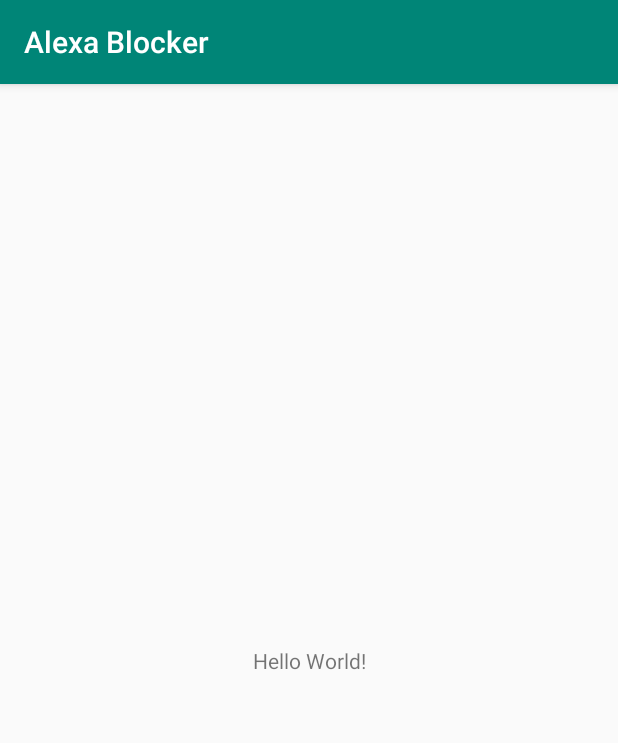
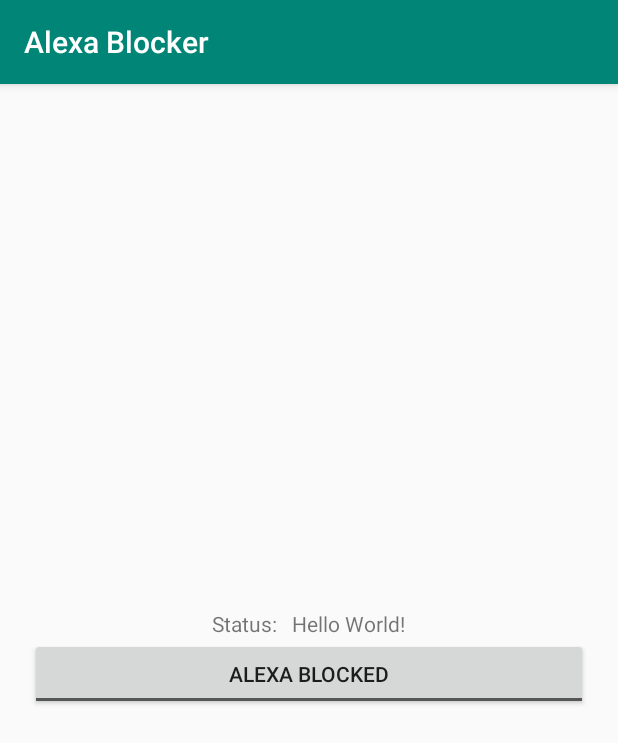
Before and after one commit to Eisenwave/alexa_blocker, an Android app: the screen it shows after launch (MainActivity), on a phone screen of 412 x 824 dp. Shown: the top 743 px of the screen. Run offline under Robolectric (Android 15) with nearby library versions, the phone set to English and light mode, and no system bars.

Commit message:
remove instrumented test and create main activity

```diff
--- a/android/app/src/main/res/layout/activity_main.xml
+++ b/android/app/src/main/res/layout/activity_main.xml
@@ -1,19 +1,55 @@
 <?xml version="1.0" encoding="utf-8"?>
-<androidx.constraintlayout.widget.ConstraintLayout
-    xmlns:android="http://schemas.android.com/apk/res/android"
+<androidx.constraintlayout.widget.ConstraintLayout xmlns:android="http://schemas.android.com/apk/res/android"
+    xmlns:app="http://schemas.android.com/apk/res-auto"
     xmlns:tools="http://schemas.android.com/tools"
-    xmlns:app="http://schemas.android.com/apk/res-auto"
     android:layout_width="match_parent"
     android:layout_height="match_parent"
     tools:context=".MainActivity">
 
-    <TextView
-        android:layout_width="wrap_content"
-        android:layout_height="wrap_content"
-        android:text="Hello World!"
+    <LinearLayout
+        android:layout_width="0dp"
+        android:layout_height="0dp"
+        android:layout_marginStart="20dp"
+        android:layout_marginEnd="20dp"
+        android:gravity="center|center_horizontal"
+        android:orientation="vertical"
         app:layout_constraintBottom_toBottomOf="parent"
-        app:layout_constraintLeft_toLeftOf="parent"
-        app:layout_constraintRight_toRightOf="parent"
-        app:layout_constraintTop_toTopOf="parent" />
+        app:layout_constraintEnd_toEndOf="parent"
+        app:layout_constraintHorizontal_bias="0.5"
+        app:layout_constraintStart_toStartOf="parent"
+        app:layout_constraintTop_toTopOf="parent">
+
+        <LinearLayout
+            android:layout_width="wrap_content"
+            android:layout_height="wrap_content"
+            android:orientation="horizontal">
+
+            <TextView
+                android:id="@+id/textView"
+                android:layout_width="wrap_content"
+                android:layout_height="match_parent"
+                android:layout_weight="1"
+                android:text="@string/status" />
+
+            <Space
+                android:layout_width="10dp"
+                android:layout_height="wrap_content"
+                android:layout_weight="1" />
+
+            <TextView
+                android:layout_width="wrap_content"
+                android:layout_height="wrap_content"
+                android:text="Hello World!" />
+        </LinearLayout>
+
+        <ToggleButton
+            android:id="@+id/toggleButton"
+            android:layout_width="match_parent"
+            android:layout_height="wrap_content"
+            android:text="@string/togglebutton"
+            android:textOff="@string/alexa_blocked"
+            android:textOn="@string/alexa_unblocked" />
+
+    </LinearLayout>
 
 </androidx.constraintlayout.widget.ConstraintLayout>
--- a/android/app/src/main/res/values/strings.xml
+++ b/android/app/src/main/res/values/strings.xml
@@ -1,3 +1,7 @@
 <resources>
     <string name="app_name">Alexa Blocker</string>
+    <string name="status">Status:</string>
+    <string name="togglebutton">ToggleButton</string>
+    <string name="alexa_blocked">Alexa Blocked</string>
+    <string name="alexa_unblocked">Alexa Unblocked</string>
 </resources>
```
Also changed, not shown: 3 other files.
